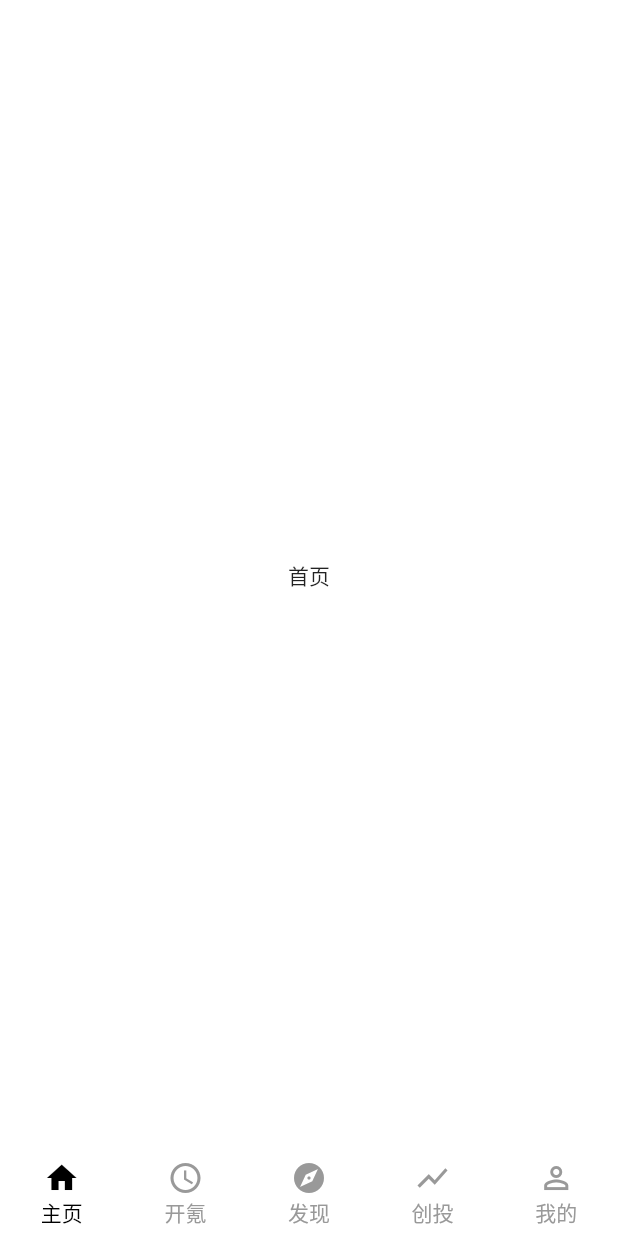
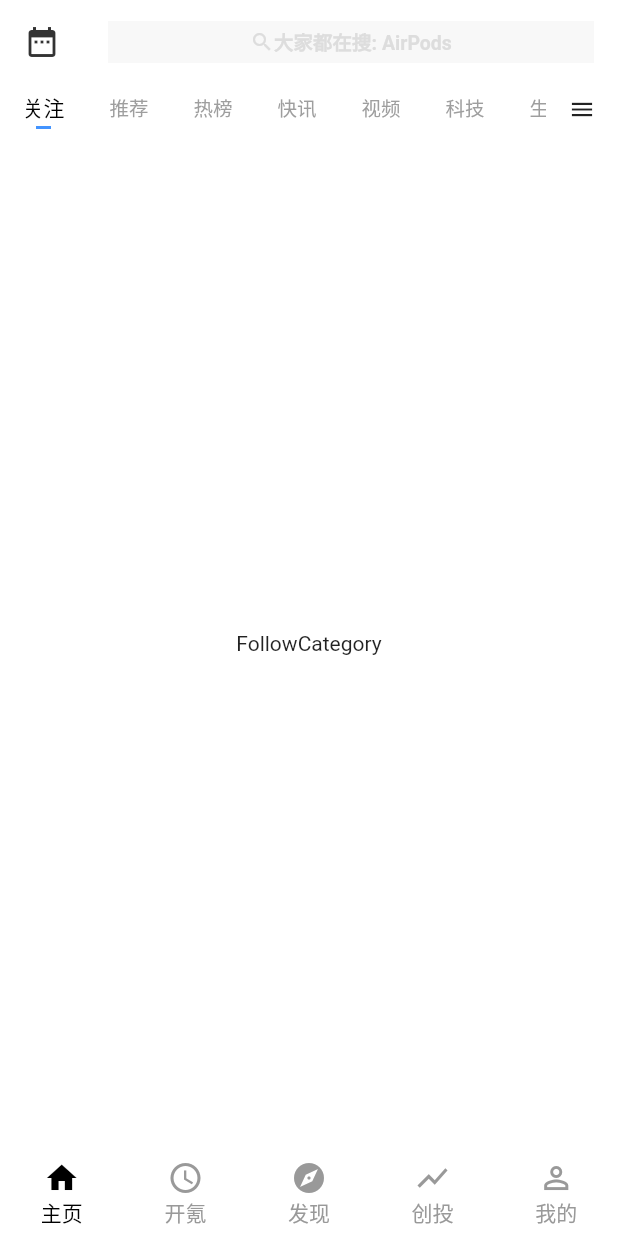
Before and after one commit to kingbora/flutter_36kr, a Flutter app: the screen it shows after launch, on a phone screen of 412 x 824 dp. Run offline on Flutter 3.47's test engine with Material 2 defaults, Android fonts, the phone set to English and light mode, and no system bars; our stand-ins replace fluro; statements that could not run were skipped.

Commit message:
feat(home_page): 新增导航栏吸顶效果

```diff
--- /dev/null
+++ b/lib/pages/category/follow_category.dart
@@ -0,0 +1,17 @@
+import 'package:flutter/material.dart';
+
+class FollowCategory extends StatefulWidget {
+  @override
+  _FollowCategoryState createState() => _FollowCategoryState();
+}
+
+class _FollowCategoryState extends State<FollowCategory> {
+  @override
+  Widget build(BuildContext context) {
+    return Scaffold(
+      body: Center(
+        child: Text("FollowCategory"),
+      ),
+    );
+  }
+}
--- a/lib/views/home_page/home_page.dart
+++ b/lib/views/home_page/home_page.dart
@@ -1,20 +1,151 @@
 import 'package:flutter/material.dart';
+
+import 'package:flutter_36kr/pages/category/character_category.dart';
+import 'package:flutter_36kr/pages/category/follow_category.dart';
+import 'package:flutter_36kr/pages/category/hot_list_category.dart';
+import 'package:flutter_36kr/pages/category/life_category.dart';
+import 'package:flutter_36kr/pages/category/news_flash_category.dart';
+import 'package:flutter_36kr/pages/category/recommend_category.dart';
+import 'package:flutter_36kr/pages/category/technology_category.dart';
+import 'package:flutter_36kr/pages/category/video_category.dart';
+import 'package:flutter_36kr/pages/category/workplace_category.dart';
+
+import 'package:flutter_36kr/widget/underline_indictor.dart';
 
 class HomePage extends StatefulWidget {
   @override
   _HomePageState createState() => _HomePageState();
 }
 
-class _HomePageState extends State<HomePage> with AutomaticKeepAliveClientMixin {
+class _HomePageState extends State<HomePage>
+    with AutomaticKeepAliveClientMixin, SingleTickerProviderStateMixin {
+  TabController _tabController;
+
+  @override
+  void initState() {
+    super.initState();
+    _tabController = TabController(vsync: this, length: 9);
+  }
 
   @override
   bool get wantKeepAlive => true; //实现切换tab之后仍然保存在内存中而不销毁
 
   Widget build(BuildContext context) {
-    return Scaffold(
-      body: Center(
-        child: Text("首页"),
+    return NestedScrollView(
+      body: TabBarView(
+        controller: _tabController,
+        children: <Widget>[
+          FollowCategory(),
+          RecommendCategory(),
+          HotListCategory(),
+          NewsFlashCategory(),
+          VideoCategory(),
+          TechnologyCategory(),
+          LifeCategory(),
+          WorkplaceCategory(),
+          CharacterCategory()
+        ],
       ),
+      headerSliverBuilder: (BuildContext context, bool innerBoxIsScrolled) {
+        return <Widget>[
+          SliverAppBar(
+            floating: true,
+            pinned: true,
+            leading: IconButton(
+              padding: EdgeInsets.zero,
+              icon: Icon(Icons.date_range),
+              onPressed: () {},
+            ),
+            title: Container(
+              height: 28.0,
+              color: Color(0xfff8f8f8),
+              child: Row(
+                mainAxisAlignment: MainAxisAlignment.center,
+                children: <Widget>[
+                  Icon(
+                    Icons.search,
+                    color: Color(0xffdddddd),
+                    size: 16.0,
+                  ),
+                  Text(
+                    "大家都在搜: AirPods",
+                    style: TextStyle(
+                      color: Color(0xffdddddd),
+                      fontSize: 13.0,
+                    ),
+                  ),
+                ],
+              ),
+            ),
+            backgroundColor: Colors.white,
+            bottom: PreferredSize(
+              preferredSize: Size(double.infinity, 34.0),
+              child: Container(
+                height: 34.0,
+                child: Row(
+                  children: <Widget>[
+                    Expanded(
+                      flex: 1,
+                      child: TabBar(
+                        labelPadding: EdgeInsets.symmetric(horizontal: 15.0),
+                        isScrollable: true,
+                        indicator: UnderlineIndictor(),
+                        labelColor: Colors.black,
+                        unselectedLabelColor: Colors.grey,
+                        labelStyle: TextStyle(
+                            fontSize: 14.0, fontWeight: FontWeight.normal),
+                        unselectedLabelStyle: TextStyle(
+                            fontSize: 13.0, fontWeight: FontWeight.normal),
+                        tabs: <Widget>[
+                          Tab(
+                            text: "关注",
+                          ),
+                          Tab(
+                            text: "推荐",
+                          ),
+                          Tab(
+                            text: "热榜",
+                          ),
+                          Tab(
+                            text: "快讯",
+                          ),
+                          Tab(
+                            text: "视频",
+                          ),
+                          Tab(
+                            text: "科技",
+                          ),
+                          Tab(
+                            text: "生活",
+                          ),
+                          Tab(
+                            text: "职场",
+                          ),
+                          Tab(
+                            text: "人物",
+                          )
+                        ],
+                        controller: _tabController,
+                      ),
+                    ),
+                    Container(
+                      height: 34.0,
+                      child: Center(
+                        child: IconButton(
+                          padding: EdgeInsets.zero,
+                          icon: Icon(Icons.menu),
+                          iconSize: 18.0,
+                          onPressed: () {},
+                        ),
+                      ),
+                    )
+                  ],
+                ),
+              ),
+            ),
+          )
+        ];
+      },
     );
   }
 }
--- /dev/null
+++ b/lib/widget/underline_indictor.dart
@@ -0,0 +1,28 @@
+import 'package:flutter/material.dart';
+
+class UnderlineIndictor extends Decoration {
+  @override
+  BoxPainter createBoxPainter([onChanged]) {
+    return _UnderlineIndictorPainter();
+  }
+}
+
+class _UnderlineIndictorPainter extends BoxPainter {
+  @override
+  void paint(Canvas canvas, Offset offset, ImageConfiguration configuration) {
+    final Paint paint = Paint();
+    paint.color = Color(0xff4394ff);
+    paint.style = PaintingStyle.fill;
+    final double w = 10.0;
+    final double h = 2.0;
+    canvas.drawRect(
+      Rect.fromLTWH(
+        offset.dx - w / 2 + configuration.size.width / 2,
+        configuration.size.height - h - 4.0,
+        w,
+        h,
+      ),
+      paint,
+    );
+  }
+}
```
Also changed, not shown: lib/pages/category/character_category.dart (added, +17 -0 lines), lib/pages/category/hot_list_category.dart (added, +17 -0 lines), lib/pages/category/life_category.dart (added, +17 -0 lines), lib/pages/category/news_flash_category.dart (added, +17 -0 lines), lib/pages/category/recommend_category.dart (added, +17 -0 lines), lib/pages/category/technology_category.dart (added, +17 -0 lines), lib/pages/category/video_category.dart (added, +17 -0 lines), lib/pages/category/workplace_category.dart (added, +17 -0 lines).
